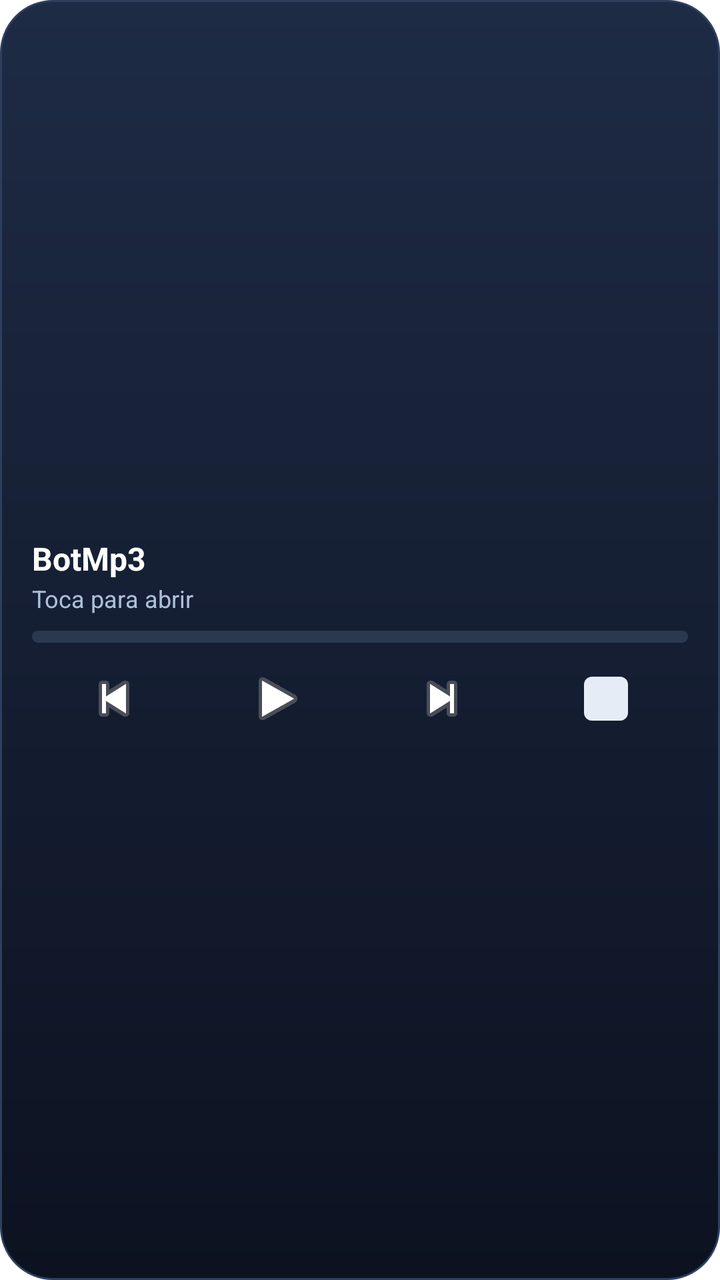
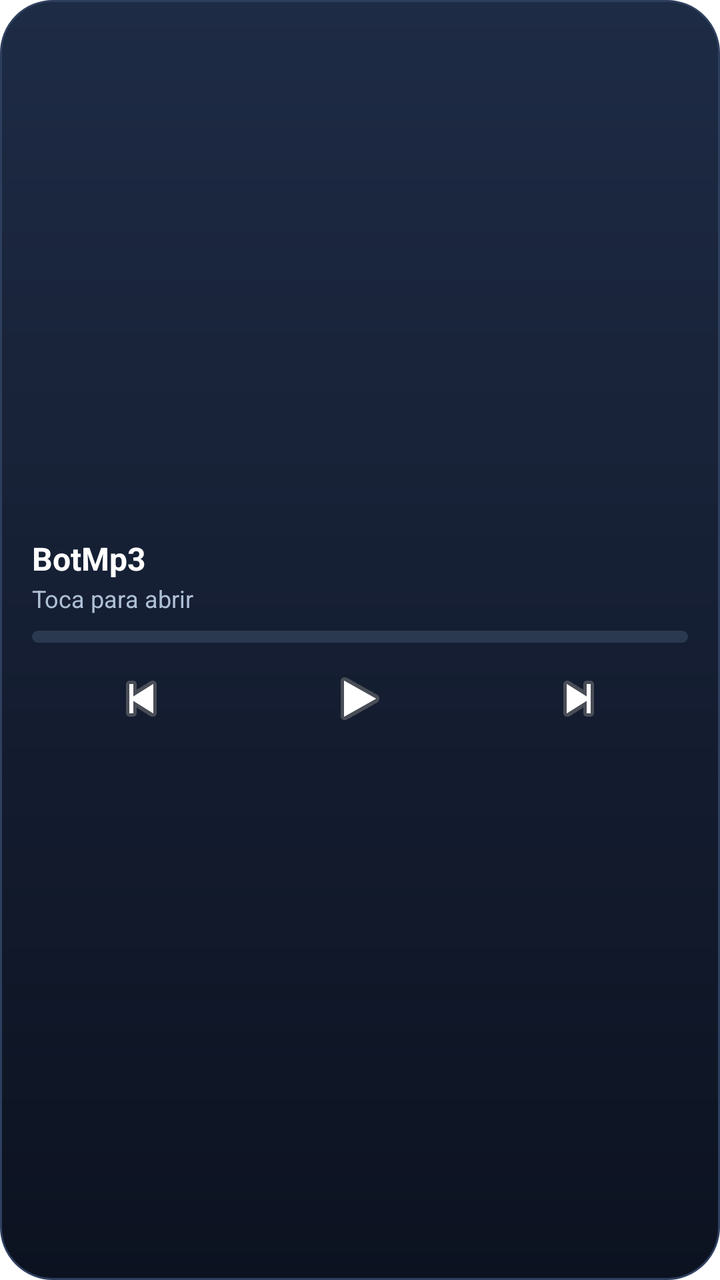

Two renders of the same Android screen: before a commit and after it. Below are the layout's source before the change and the commit's diff.
<!-- AndroidManifest.xml: fallback theme Theme.MaterialComponents.DayNight.NoActionBar -->
<!-- res/layout/widget_botmp3.xml -->
<?xml version="1.0" encoding="utf-8"?>
<LinearLayout xmlns:android="http://schemas.android.com/apk/res/android"
    android:id="@+id/widget_raiz"
    android:layout_width="match_parent"
    android:layout_height="match_parent"
    android:background="@drawable/widget_fondo"
    android:gravity="center_vertical"
    android:orientation="vertical"
    android:padding="16dp">

    <TextView
        android:id="@+id/widget_titulo"
        android:layout_width="match_parent"
        android:layout_height="wrap_content"
        android:ellipsize="end"
        android:maxLines="1"
        android:text="BotMp3"
        android:textColor="#FFFFFF"
        android:textSize="16sp"
        android:textStyle="bold" />

    <TextView
        android:id="@+id/widget_artista"
        android:layout_width="match_parent"
        android:layout_height="wrap_content"
        android:layout_marginTop="1dp"
        android:ellipsize="end"
        android:maxLines="1"
        android:text="Toca para abrir"
        android:textColor="#AFC0D6"
        android:textSize="12sp" />

    <ProgressBar
        android:id="@+id/widget_progreso"
        style="@android:style/Widget.ProgressBar.Horizontal"
        android:layout_width="match_parent"
        android:layout_height="6dp"
        android:layout_marginTop="8dp"
        android:max="100"
        android:progress="0"
        android:progressTint="#34D399"
        android:progressBackgroundTint="#2A3850" />

    <LinearLayout
        android:layout_width="match_parent"
        android:layout_height="wrap_content"
        android:layout_marginTop="6dp"
        android:gravity="center_vertical"
        android:orientation="horizontal">

        <ImageButton
            android:id="@+id/widget_prev"
            android:layout_width="0dp"
            android:layout_height="44dp"
            android:layout_weight="1"
            android:background="#00000000"
            android:contentDescription="Anterior"
            android:scaleType="centerInside"
            android:src="@android:drawable/ic_media_previous" />

        <ImageButton
            android:id="@+id/widget_play"
            android:layout_width="0dp"
            android:layout_height="44dp"
            android:layout_weight="1"
            android:background="#00000000"
            android:contentDescription="Reproducir o pausar"
            android:scaleType="centerInside"
            android:src="@android:drawable/ic_media_play" />

        <ImageButton
            android:id="@+id/widget_next"
            android:layout_width="0dp"
            android:layout_height="44dp"
            android:layout_weight="1"
            android:background="#00000000"
            android:contentDescription="Siguiente"
            android:scaleType="centerInside"
            android:src="@android:drawable/ic_media_next" />

        <ImageButton
            android:id="@+id/widget_stop"
            android:layout_width="0dp"
            android:layout_height="44dp"
            android:layout_weight="1"
            android:background="#00000000"
            android:contentDescription="Detener"
            android:scaleType="centerInside"
            android:src="@drawable/ic_widget_stop" />
    </LinearLayout>
</LinearLayout>
<!-- resources referenced by this layout -->
<resources>
  <!-- drawable ic_widget_stop (drawable) -->
  <?xml version="1.0" encoding="utf-8"?>
  <shape xmlns:android="http://schemas.android.com/apk/res/android"
      android:shape="rectangle">
      <solid android:color="#E6ECF5" />
      <corners android:radius="4dp" />
      <size
          android:width="22dp"
          android:height="22dp" />
  </shape>
  <!-- drawable widget_fondo (drawable) -->
  <?xml version="1.0" encoding="utf-8"?>
  <shape xmlns:android="http://schemas.android.com/apk/res/android"
      android:shape="rectangle">
      <gradient
          android:angle="270"
          android:endColor="#0C1220"
          android:startColor="#1E2B45" />
      <corners android:radius="26dp" />
      <stroke
          android:width="1dp"
          android:color="#2E3F5E" />
  </shape>
</resources>

<!-- the commit's change to res/layout/widget_botmp3.xml (unified diff, before → after) -->
@@ -77,15 +77,5 @@
             android:contentDescription="Siguiente"
             android:scaleType="centerInside"
             android:src="@android:drawable/ic_media_next" />
-
-        <ImageButton
-            android:id="@+id/widget_stop"
-            android:layout_width="0dp"
-            android:layout_height="44dp"
-            android:layout_weight="1"
-            android:background="#00000000"
-            android:contentDescription="Detener"
-            android:scaleType="centerInside"
-            android:src="@drawable/ic_widget_stop" />
     </LinearLayout>
 </LinearLayout>
<!-- resource entries referenced after the edit -->
@@ -1,15 +1,5 @@
 <!-- resources referenced by this layout -->
 <resources>
-  <!-- drawable ic_widget_stop (drawable) -->
-  <?xml version="1.0" encoding="utf-8"?>
-  <shape xmlns:android="http://schemas.android.com/apk/res/android"
-      android:shape="rectangle">
-      <solid android:color="#E6ECF5" />
-      <corners android:radius="4dp" />
-      <size
-          android:width="22dp"
-          android:height="22dp" />
-  </shape>
   <!-- drawable widget_fondo (drawable) -->
   <?xml version="1.0" encoding="utf-8"?>
   <shape xmlns:android="http://schemas.android.com/apk/res/android"
